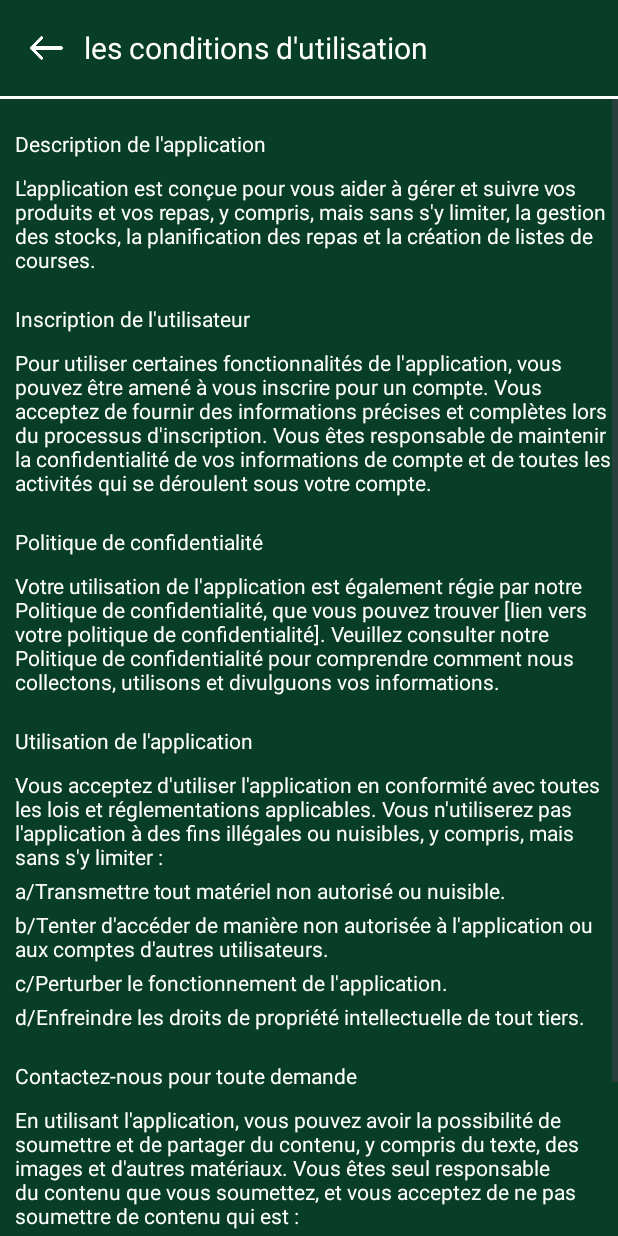
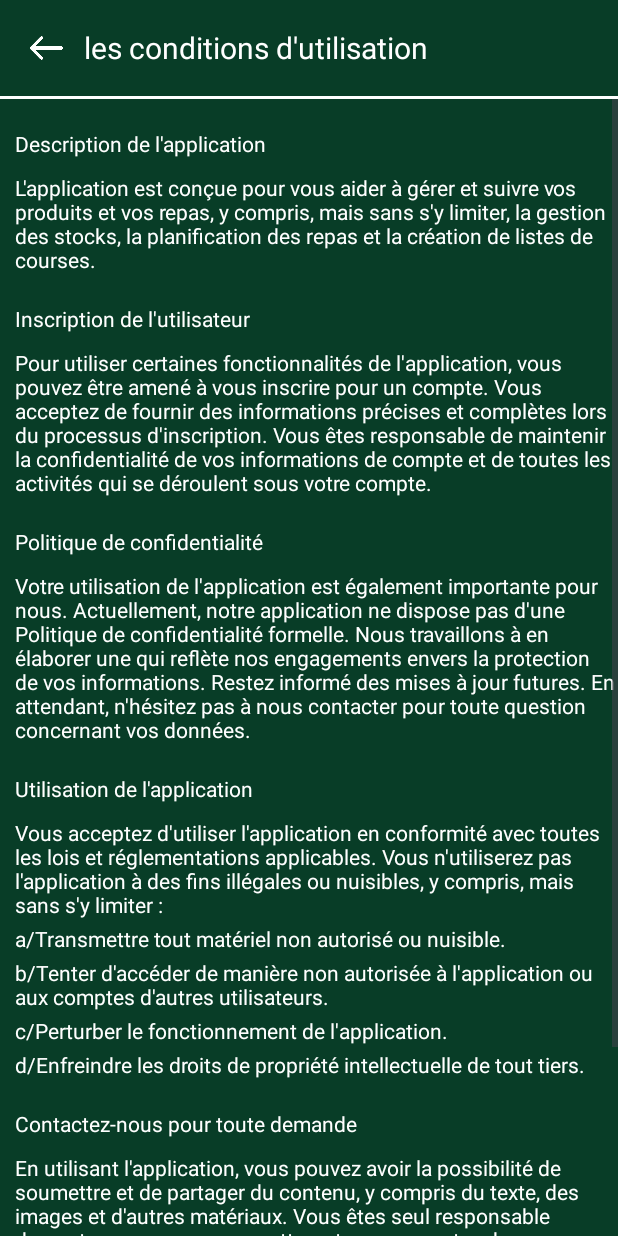
Before and after one commit to hicham2000/Stockify-FrontEnd, an Android app: the ConditionUtilisationActivity screen opened directly, with no data from a screen before it, on a phone screen of 412 x 824 dp. Run offline under Robolectric (Android 15) with nearby library versions, the light colour scheme and no system bars.

Commit message:
màj des conditions d'utilisateur

```diff
--- a/app/src/main/res/values/strings.xml
+++ b/app/src/main/res/values/strings.xml
@@ -136,8 +136,8 @@ la quantite critique</string>
 
     <string name="text_inscrip">Pour utiliser certaines fonctionnalités de l\'application, vous pouvez être amené à vous inscrire pour un compte. Vous acceptez de fournir des informations précises et complètes lors du processus d\'inscription. Vous êtes responsable de maintenir la confidentialité de vos informations de compte et de toutes les activités qui se déroulent sous votre compte.</string>
 
-    <string name="texte_polit">Votre utilisation de l\'application est également régie par notre Politique de confidentialité, que vous pouvez trouver [lien vers votre politique de confidentialité]. Veuillez consulter notre Politique de confidentialité pour comprendre comment nous collectons, utilisons et divulguons vos informations.
-</string>
+    <string name="texte_polit">Votre utilisation de l\'application est également importante pour nous. Actuellement, notre application ne dispose pas d\'une Politique de confidentialité formelle. Nous travaillons à en élaborer une qui reflète nos engagements envers la protection de vos informations. Restez informé des mises à jour futures. En attendant, n\'hésitez pas à nous contacter pour toute question concernant vos données.</string>
+
 
     <string name="desc">L\'application est conçue pour vous aider à gérer et suivre vos produits et vos repas, y compris, mais sans s\'y limiter, la gestion des stocks, la planification des repas et la création de listes de courses.
     </string>
```
